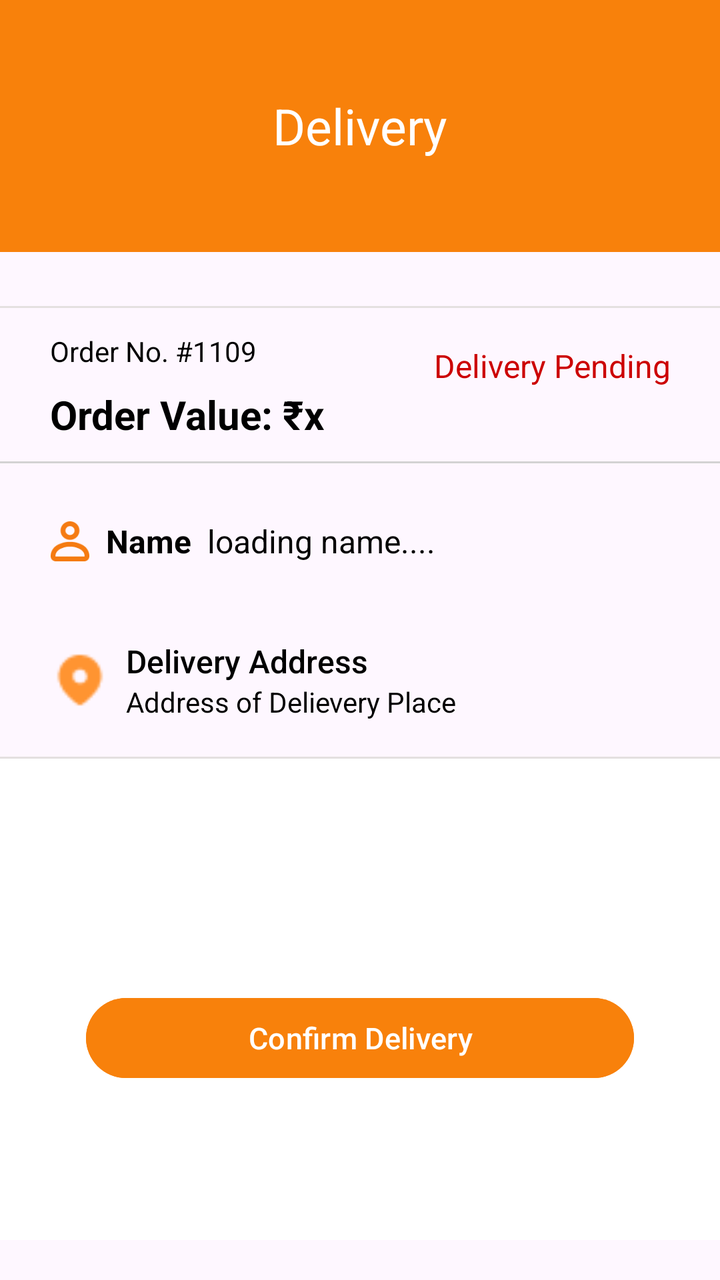
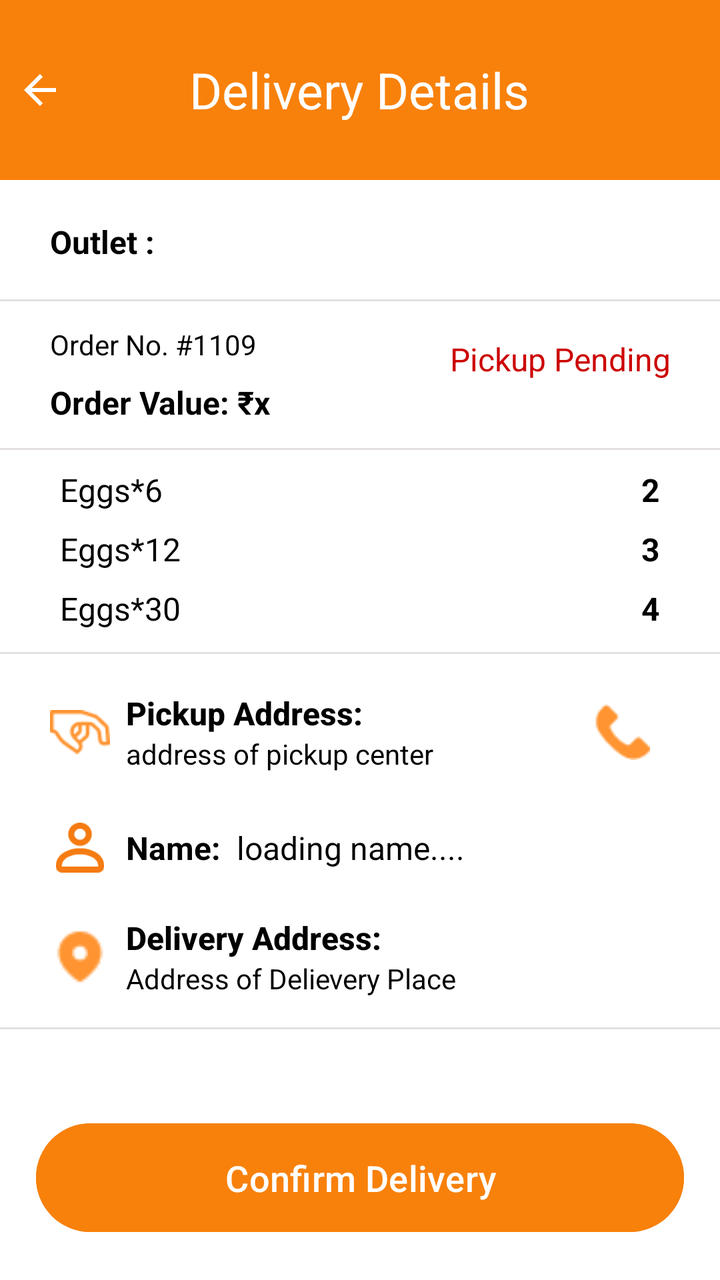

Screens rendered from an Android XML layout before and after an edit, with the pre-edit source and the edit as a unified diff.
<!-- AndroidManifest.xml: application theme Theme.B2CDeliveryApp -->
<!-- res/layout/fragment_delivery.xml -->
<?xml version="1.0" encoding="utf-8"?>
<FrameLayout xmlns:android="http://schemas.android.com/apk/res/android"
    xmlns:tools="http://schemas.android.com/tools"
    android:layout_width="match_parent"
    android:layout_height="match_parent"
    xmlns:app="http://schemas.android.com/apk/res-auto"
    tools:context=".Delivery">

    
    <FrameLayout
        android:id="@+id/header"
        android:layout_width="match_parent"
        android:layout_height="126dp"
        android:background="@color/appThemeColor"
        android:paddingVertical="25dp">



        
        <TextView
            android:id="@+id/titleText"
            android:layout_width="wrap_content"
            android:layout_height="wrap_content"
            android:layout_gravity="center"
            android:text="Delivery"
            android:textColor="@android:color/white"
            android:textSize="25sp"
            android:textStyle="normal" />
    </FrameLayout>


    <LinearLayout
        android:layout_width="match_parent"
        android:layout_height="wrap_content"
        android:layout_marginTop="125dp"
        android:orientation="vertical"
        android:paddingVertical="20dp">




        <View
            android:layout_width="match_parent"
            android:layout_height="1dp"
            android:layout_marginTop="8dp"
            android:background="@color/grey" />

        <LinearLayout
            android:layout_width="match_parent"
            android:layout_height="wrap_content"
            android:orientation="vertical"
            android:paddingHorizontal="25dp"
            android:paddingVertical="10dp">

            
            <LinearLayout
                android:layout_width="match_parent"
                android:layout_height="wrap_content"
                android:orientation="horizontal">

                
                <TextView
                    android:id="@+id/orderNumber"
                    android:layout_width="wrap_content"
                    android:layout_height="wrap_content"
                    android:layout_weight="1"
                    android:text="Order No. #1109"
                    android:textColor="@android:color/black"
                    android:textSize="14sp"
                    android:textStyle="normal" /> 

                
                <TextView
                    android:id="@+id/orderStatus"
                    android:layout_width="wrap_content"
                    android:layout_height="wrap_content"
                    android:layout_marginTop="8dp"
                    android:gravity="end"
                    android:text="Delivery Pending"
                    android:textColor="@android:color/holo_red_dark"
                    android:textSize="16sp" />
            </LinearLayout>

            
            <TextView
                android:id="@+id/orderValue"
                android:layout_width="wrap_content"
                android:layout_height="wrap_content"
                android:text="Order Value: ₹x"
                android:textColor="@android:color/black"
                android:textSize="20sp"
                android:textStyle="bold" />

        </LinearLayout>

        <View
            android:layout_width="match_parent"
            android:layout_height="1dp"
            android:background="#D3D3D3" />




        <LinearLayout
            android:layout_width="match_parent"
            android:layout_height="wrap_content"
            android:paddingHorizontal="25dp"
            android:paddingVertical="15dp">

            <LinearLayout
                android:layout_width="0dp"
                android:layout_height="wrap_content"
                android:layout_weight="1"
                android:gravity="center_vertical"
                android:orientation="horizontal">

                
                <ImageView
                    android:layout_width="20dp"
                    android:layout_height="20dp"
                    android:contentDescription="Image"
                    android:src="@drawable/profile" />

                
                <TextView
                    android:layout_width="wrap_content"
                    android:layout_height="wrap_content"
                    android:layout_marginStart="8dp"
                    android:text="Name"
                    android:textColor="@color/black"
                    android:textSize="16sp"
                    android:textStyle="bold" />

                <TextView
                    android:id="@+id/coustmerName"
                    android:layout_width="209dp"
                    android:layout_height="wrap_content"
                    android:layout_marginStart="8dp"
                    android:text="loading name...."
                    android:textColor="@color/black"
                    android:textSize="16sp" />

                <ImageView
                    android:layout_width="48dp"
                    android:padding="10dp"
                    android:layout_height="48dp"
                    android:layout_marginStart="30dp"
                    android:contentDescription="First Icon"
                    android:src="@drawable/call_orange" />

                
                
                
                
                
                
                
            </LinearLayout>
        </LinearLayout>

        <LinearLayout
            android:layout_width="match_parent"
            android:layout_height="wrap_content"
            android:gravity="center_vertical"
            android:orientation="horizontal"
            android:paddingHorizontal="25dp"
            android:paddingVertical="10dp">

            
            <ImageView
                android:layout_width="30dp"
                android:layout_height="30dp"
                android:layout_marginEnd="8dp"
                android:contentDescription="Left Icon"
                android:src="@drawable/location" />

            
            <LinearLayout
                android:layout_width="0dp"
                android:layout_height="wrap_content"
                android:layout_weight="1"
                android:orientation="vertical">

                <TextView
                    android:layout_width="wrap_content"
                    android:layout_height="wrap_content"
                    android:fontFamily="sans-serif-medium"
                    android:text="Delivery Address"
                    android:textColor="@color/black"
                    android:textSize="16sp" />

                <TextView
                    android:id="@+id/deliveryAddress"
                    android:layout_width="wrap_content"
                    android:layout_height="wrap_content"
                    android:fontFamily="sans-serif"
                    android:text="Address of Delievery Place"
                    android:textColor="@color/text_primary"
                    android:textSize="14sp" />
            </LinearLayout>

            
            
            
            
            
            
            

            
            
            
            
            
            
        </LinearLayout>
        <View
            android:layout_width="match_parent"
            android:layout_height="1dp"
            android:layout_marginTop="8dp"
            android:background="@color/grey" />


        <RelativeLayout
            android:layout_width="match_parent"
            android:layout_height="match_parent"
            android:background="@color/white">

            
            <LinearLayout
                android:layout_width="match_parent"
                android:layout_height="150dp"
                android:layout_alignParentBottom="true"
                android:layout_margin="18dp"
                android:orientation="vertical">

                
                <LinearLayout
                    android:layout_width="match_parent"
                    android:layout_height="wrap_content"
                    android:background="@drawable/rounded_background"
                    android:orientation="vertical"
                    android:padding="25dp">

                    



                    
                    <Button
                        android:id="@+id/conformDelivery"
                        android:layout_width="match_parent"
                        android:layout_height="match_parent"
                        android:layout_gravity="center_horizontal"
                        android:backgroundTint="@color/appThemeColor"
                        android:text="Confirm Delivery"
                        android:textColor="@color/white"
                        android:textSize="15sp" />
                </LinearLayout>
            </LinearLayout>
        </RelativeLayout>


    </LinearLayout>

</FrameLayout>
<!-- resources referenced by this layout -->
<resources>
  <color name="appThemeColor">#F8810B</color>
  <color name="black">#FF000000</color>
  <color name="grey">#E4E0E0</color>
  <color name="text_primary">#000000</color>
  <color name="white">#FFFFFFFF</color>
  <!-- drawable call_orange: png bitmap (drawable, 575 bytes) -->
  <!-- drawable location: png bitmap (drawable, 493 bytes) -->
  <!-- drawable profile: png bitmap (drawable, 1610 bytes) -->
  <!-- drawable rounded_background (drawable) -->
  <shape xmlns:android="http://schemas.android.com/apk/res/android">
      <solid android:color="@android:color/transparent" /> 
      <corners android:radius="16dp" /> 
      <stroke android:width="2dp" android:color="@android:color/transparent" /> 
  </shape>
  <style name="Theme.B2CDeliveryApp" parent="Base.Theme.B2CDeliveryApp">
          <item name="android:windowTranslucentStatus">true</item>
          <item name="android:statusBarColor">@android:color/transparent</item>
      </style>
  <style name="Base.Theme.B2CDeliveryApp" parent="Theme.Material3.DayNight.NoActionBar">
          
          
      </style>
</resources>

<!-- the commit's change to res/layout/fragment_delivery.xml (unified diff, before → after) -->
@@ -3,26 +3,36 @@
     xmlns:tools="http://schemas.android.com/tools"
     android:layout_width="match_parent"
     android:layout_height="match_parent"
+    android:background="@color/white"
     xmlns:app="http://schemas.android.com/apk/res-auto"
     tools:context=".Delivery">
 
-    
     <FrameLayout
-        android:id="@+id/header"
         android:layout_width="match_parent"
-        android:layout_height="126dp"
+        android:layout_height="wrap_content"
         android:background="@color/appThemeColor"
         android:paddingVertical="25dp">
 
 
-
-        
+        <ImageView
+            android:id="@+id/backIcon"
+            android:layout_width="wrap_content"
+            android:layout_height="wrap_content"
+            android:layout_gravity="start|center_vertical"
+            android:contentDescription="Back"
+            android:onClick="onBackPressed"
+            android:padding="8dp"
+            android:scaleType="center"
+            android:src="@drawable/baseline_arrow_back_black"
+            app:tint="@color/white" />
+
+
         <TextView
             android:id="@+id/titleText"
             android:layout_width="wrap_content"
             android:layout_height="wrap_content"
             android:layout_gravity="center"
-            android:text="Delivery"
+            android:text="Delivery Details"
             android:textColor="@android:color/white"
             android:textSize="25sp"
             android:textStyle="normal" />
@@ -32,12 +42,38 @@
     <LinearLayout
         android:layout_width="match_parent"
         android:layout_height="wrap_content"
-        android:layout_marginTop="125dp"
-        android:orientation="vertical"
-        android:paddingVertical="20dp">
-
-
-
+        android:layout_marginTop="90dp"
+        android:orientation="vertical">
+
+
+        <LinearLayout
+            android:layout_width="match_parent"
+            android:layout_height="wrap_content"
+            android:orientation="horizontal">
+
+            <TextView
+                android:layout_width="wrap_content"
+                android:layout_height="wrap_content"
+                android:layout_marginTop="10dp"
+                android:paddingVertical="10dp"
+                android:paddingLeft="25dp"
+                android:text="Outlet :"
+                android:textColor="@android:color/black"
+                android:textSize="16sp"
+                android:textStyle="bold" />
+
+            <TextView
+                android:id="@+id/outletName"
+                android:layout_width="wrap_content"
+                android:layout_height="wrap_content"
+                android:layout_marginTop="10dp"
+                android:paddingHorizontal="25dp"
+                android:paddingVertical="10dp"
+                android:textColor="@android:color/black"
+                android:textSize="16sp" />
+
+
+        </LinearLayout>
 
         <View
             android:layout_width="match_parent"
@@ -76,7 +112,7 @@
                     android:layout_height="wrap_content"
                     android:layout_marginTop="8dp"
                     android:gravity="end"
-                    android:text="Delivery Pending"
+                    android:text="Pickup Pending"
                     android:textColor="@android:color/holo_red_dark"
                     android:textSize="16sp" />
             </LinearLayout>
@@ -88,7 +124,7 @@
                 android:layout_height="wrap_content"
                 android:text="Order Value: ₹x"
                 android:textColor="@android:color/black"
-                android:textSize="20sp"
+                android:textSize="16sp"
                 android:textStyle="bold" />
 
         </LinearLayout>
@@ -96,16 +132,171 @@
         <View
             android:layout_width="match_parent"
             android:layout_height="1dp"
-            android:background="#D3D3D3" />
-
-
-
+            android:layout_marginTop="2dp"
+            android:background="@color/grey" />
 
         <LinearLayout
             android:layout_width="match_parent"
             android:layout_height="wrap_content"
+            android:orientation="vertical"
+            android:paddingVertical="5dp"
+            android:paddingHorizontal="30dp">
+
+
+            
+            <LinearLayout
+                android:layout_width="match_parent"
+                android:layout_height="wrap_content"
+                android:orientation="horizontal"
+                android:paddingVertical="4dp">
+
+                
+                <TextView
+                    android:layout_width="0dp"
+                    android:layout_height="wrap_content"
+                    android:layout_weight="1"
+                    android:text="Eggs*6"
+                    android:textSize="16sp"
+                    android:textColor="@android:color/black"/>
+
+                
+                <TextView
+                    android:textStyle="bold"
+                    android:id="@+id/eggs_6"
+                    android:layout_width="wrap_content"
+                    android:layout_height="wrap_content"
+                    android:text="2"
+                    android:textSize="16sp"
+                    android:textColor="@android:color/black"/>
+            </LinearLayout>
+
+            
+            <LinearLayout
+                android:layout_width="match_parent"
+                android:layout_height="wrap_content"
+                android:orientation="horizontal"
+                android:paddingVertical="4dp">
+
+                
+                <TextView
+                    android:layout_width="0dp"
+                    android:layout_height="wrap_content"
+                    android:layout_weight="1"
+                    android:text="Eggs*12"
+                    android:textSize="16sp"
+                    android:textColor="@android:color/black"/>
+
+                
+                <TextView
+                    android:id="@+id/eggs_12"
+                    android:layout_width="wrap_content"
+                    android:layout_height="wrap_content"
+                    android:text="3"
+                    android:textSize="16sp"
+                    android:textStyle="bold"
+                    android:textColor="@android:color/black"/>
+            </LinearLayout>
+
+            
+            <LinearLayout
+                android:layout_width="match_parent"
+                android:layout_height="wrap_content"
+                android:orientation="horizontal"
+                android:paddingVertical="4dp">
+
+                
+                <TextView
+                    android:layout_width="0dp"
+                    android:layout_height="wrap_content"
+                    android:layout_weight="1"
+                    android:text="Eggs*30"
+                    android:textSize="16sp"
+                    android:textColor="@android:color/black"/>
+
+                
+                <TextView
+                    android:id="@+id/eggs_30"
+                    android:layout_width="wrap_content"
+                    android:layout_height="wrap_content"
+                    android:text="4"
+                    android:textStyle="bold"
+                    android:textSize="16sp"
+                    android:textColor="@android:color/black"/>
+            </LinearLayout>
+
+        </LinearLayout>
+
+        <View
+            android:layout_width="match_parent"
+            android:layout_height="1dp"
+            android:layout_marginTop="2dp"
+            android:background="@color/grey" />
+
+        <LinearLayout
+            android:layout_width="match_parent"
+            android:layout_height="wrap_content"
+            android:layout_marginTop="10dp"
+            android:gravity="center_vertical"
+            android:orientation="horizontal"
             android:paddingHorizontal="25dp"
-            android:paddingVertical="15dp">
+            android:paddingVertical="5dp">
+
+            
+            <ImageView
+                android:layout_width="30dp"
+                android:layout_height="30dp"
+                android:layout_marginEnd="8dp"
+                android:contentDescription="Left Icon"
+                android:src="@drawable/pickup_orange" />
+
+            
+            <LinearLayout
+                android:layout_width="0dp"
+                android:layout_height="wrap_content"
+                android:layout_weight="1"
+                android:orientation="vertical">
+
+                <TextView
+                    android:layout_width="wrap_content"
+                    android:layout_height="wrap_content"
+                    android:fontFamily="sans-serif-medium"
+                    android:text="Pickup Address: "
+                    android:textColor="@color/black"
+                    android:textSize="16sp"
+                    android:textStyle="bold" />
+
+                <TextView
+                    android:id="@+id/outletAddress"
+                    android:layout_width="wrap_content"
+                    android:layout_height="wrap_content"
+                    android:fontFamily="sans-serif"
+                    android:text="address of pickup center"
+                    android:textColor="@color/text_primary"
+                    android:textSize="14sp" />
+            </LinearLayout>
+
+            
+            <ImageView
+                android:layout_width="48dp"
+                android:layout_height="48dp"
+                android:layout_marginStart="30dp"
+                android:contentDescription="First Icon"
+                android:padding="10dp"
+                android:src="@drawable/call_orange" />
+
+            
+            
+            
+            
+            
+            
+        </LinearLayout>
+
+        <LinearLayout
+            android:layout_width="match_parent"
+            android:layout_height="wrap_content"
+            android:paddingHorizontal="25dp"
+            android:paddingVertical="5dp">
 
             <LinearLayout
                 android:layout_width="0dp"
@@ -116,8 +307,8 @@
 
                 
                 <ImageView
-                    android:layout_width="20dp"
-                    android:layout_height="20dp"
+                    android:layout_width="30dp"
+                    android:layout_height="25dp"
                     android:contentDescription="Image"
                     android:src="@drawable/profile" />
 
@@ -126,7 +317,7 @@
                     android:layout_width="wrap_content"
                     android:layout_height="wrap_content"
                     android:layout_marginStart="8dp"
-                    android:text="Name"
+                    android:text="Name:"
                     android:textColor="@color/black"
                     android:textSize="16sp"
                     android:textStyle="bold" />
@@ -142,10 +333,10 @@
 
                 <ImageView
                     android:layout_width="48dp"
-                    android:padding="10dp"
                     android:layout_height="48dp"
                     android:layout_marginStart="30dp"
                     android:contentDescription="First Icon"
+                    android:padding="10dp"
                     android:src="@drawable/call_orange" />
 
                 
@@ -164,7 +355,7 @@
             android:gravity="center_vertical"
             android:orientation="horizontal"
             android:paddingHorizontal="25dp"
-            android:paddingVertical="10dp">
+            android:paddingVertical="5dp">
 
             
             <ImageView
@@ -185,9 +376,10 @@
                     android:layout_width="wrap_content"
                     android:layout_height="wrap_content"
                     android:fontFamily="sans-serif-medium"
-                    android:text="Delivery Address"
+                    android:text="Delivery Address: "
                     android:textColor="@color/black"
-                    android:textSize="16sp" />
+                    android:textSize="16sp"
+                    android:textStyle="bold" />
 
                 <TextView
                     android:id="@+id/deliveryAddress"
@@ -199,40 +391,112 @@
                     android:textSize="14sp" />
             </LinearLayout>
 
-            
-            
-            
-            
-            
-            
-            
-
-            
-            
-            
-            
-            
-            
+
         </LinearLayout>
+
         <View
             android:layout_width="match_parent"
             android:layout_height="1dp"
-            android:layout_marginTop="8dp"
+            android:layout_marginTop="10dp"
             android:background="@color/grey" />
 
 
+
+
+
         <RelativeLayout
             android:layout_width="match_parent"
-            android:layout_height="match_parent"
-            android:background="@color/white">
+            android:layout_height="match_parent">
 
             
             <LinearLayout
                 android:layout_width="match_parent"
-                android:layout_height="150dp"
+                android:layout_height="wrap_content"
                 android:layout_alignParentBottom="true"
-                android:layout_margin="18dp"
+                android:layout_marginHorizontal="18dp"
+                android:layout_marginBottom="20dp"
                 android:orientation="vertical">
+
+                
+                
+                
+                
+                
+                
+                
+                
+
+                
+                
+                
+                
+                
+
+                
+
+                
+                
+                
+                
+                
+                
+                
+                
+                
+
+                
+                
+                
+                
+                
+                
+                
+                
+
+                
+                
+                
+                
+                
+                
+                
+                
+                
+                
+
+                
+                
+                
+
+                
+                
+                
+                
+                
+                
+
+                
+                
+                
+                
+                
+                
+                
+                
+                
+                
+
+
+                
+                
+                
+                
+                
+                
+                
+                
+                
+                
 
                 
                 <LinearLayout
@@ -240,22 +504,19 @@
                     android:layout_height="wrap_content"
                     android:background="@drawable/rounded_background"
                     android:orientation="vertical"
-                    android:padding="25dp">
-
-                    
-
-
+                    android:paddingVertical="20dp">
 
                     
                     <Button
-                        android:id="@+id/conformDelivery"
+                        android:id="@+id/confirmDelivery"
                         android:layout_width="match_parent"
-                        android:layout_height="match_parent"
+                        android:layout_height="wrap_content"
                         android:layout_gravity="center_horizontal"
                         android:backgroundTint="@color/appThemeColor"
+                        android:padding="15dp"
                         android:text="Confirm Delivery"
                         android:textColor="@color/white"
-                        android:textSize="15sp" />
+                        android:textSize="18sp" />
                 </LinearLayout>
             </LinearLayout>
         </RelativeLayout>
<!-- resource entries referenced after the edit -->
@@ -5,8 +5,21 @@
   <color name="grey">#E4E0E0</color>
   <color name="text_primary">#000000</color>
   <color name="white">#FFFFFFFF</color>
+  <!-- drawable baseline_arrow_back_black (drawable) -->
+  <vector xmlns:android="http://schemas.android.com/apk/res/android"
+      android:autoMirrored="true"
+      android:height="24dp"
+      android:viewportHeight="24"
+      android:viewportWidth="24"
+      android:width="24dp">
+  
+      <path
+          android:fillColor="?attr/colorControlNormal"
+          android:pathData="M20,11H7.83l5.59,-5.59L12,4l-8,8 8,8 1.41,-1.41L7.83,13H20v-2z" />
+  </vector>
   <!-- drawable call_orange: png bitmap (drawable, 575 bytes) -->
   <!-- drawable location: png bitmap (drawable, 493 bytes) -->
+  <!-- drawable pickup_orange: png bitmap (drawable, 1049 bytes) -->
   <!-- drawable profile: png bitmap (drawable, 1610 bytes) -->
   <!-- drawable rounded_background (drawable) -->
   <shape xmlns:android="http://schemas.android.com/apk/res/android">
